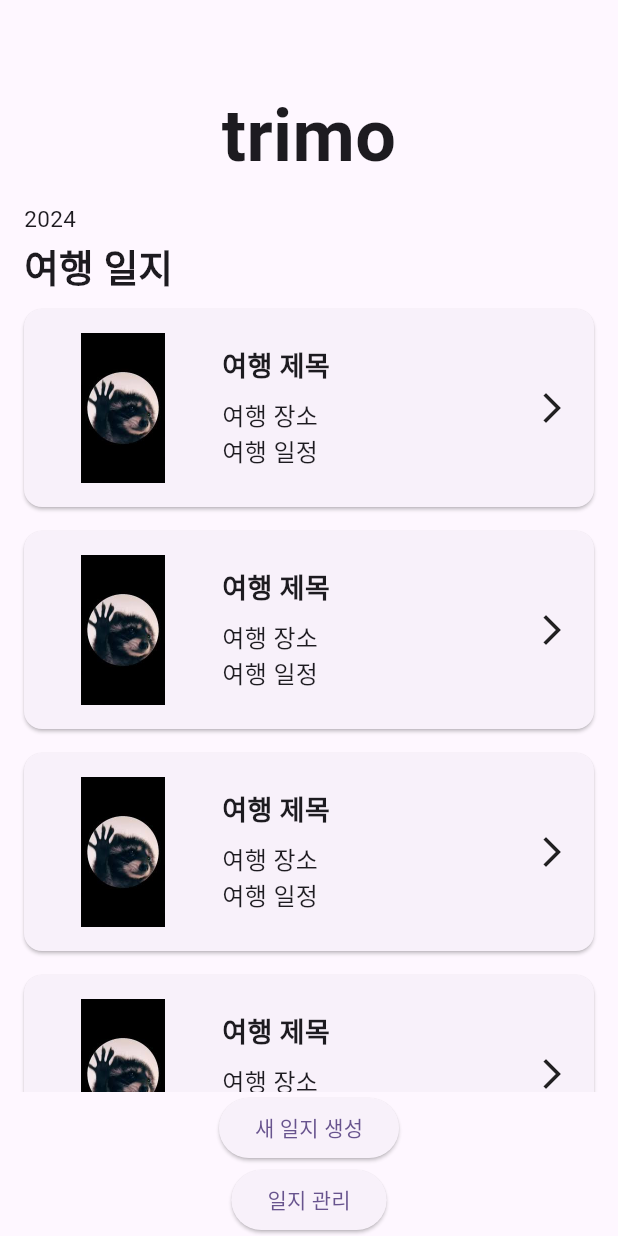
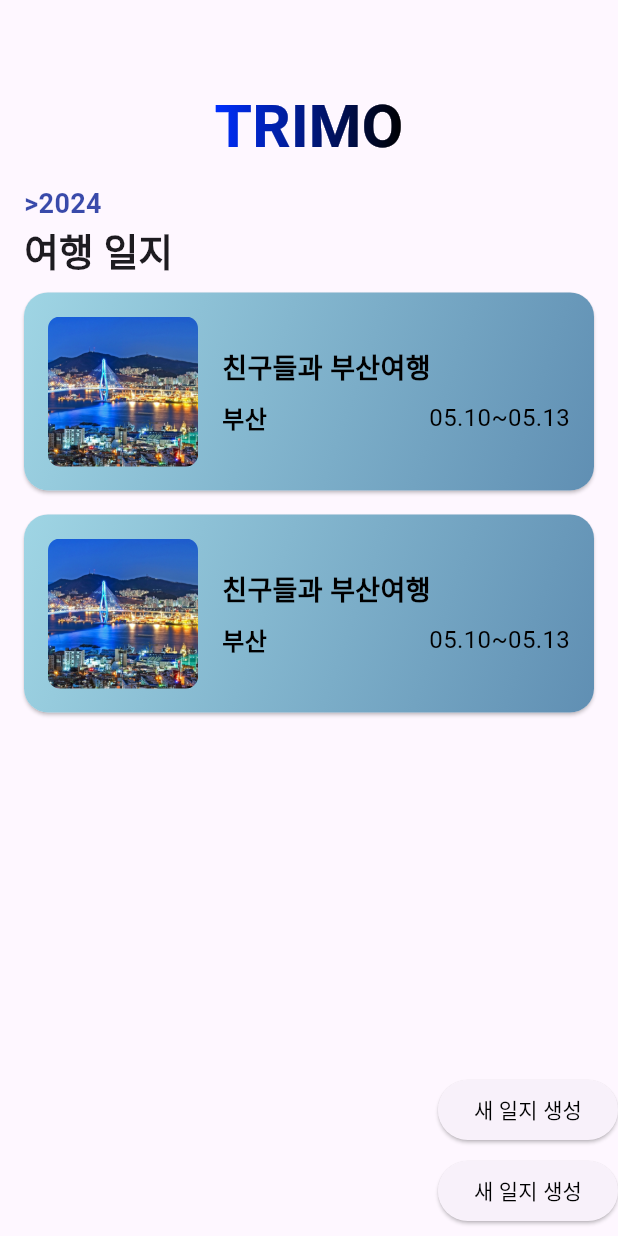
Before and after one commit to UI-UX-class/Trimo, a Flutter app: the screen it shows after launch, on a phone screen of 412 x 824 dp. Run offline on Flutter 3.47's test engine with Material 3 defaults, Android fonts, the phone set to English and light mode, and no system bars.

Commit message:
finished design TripList page

```diff
--- a/lib/ShowTrip.dart
+++ b/lib/ShowTrip.dart
@@ -10,6 +10,15 @@ class ShowTrip extends StatefulWidget {
 class _ShowTripState extends State<ShowTrip> {
   @override
   Widget build(BuildContext context) {
-    return const Placeholder();
+    return Scaffold(
+      appBar: AppBar(
+        title: Text("하이하이"),
+      ),
+      body: Column(
+        children: <Text>[
+          Text("게시물 보는데임")
+        ],
+      ),
+    );
   }
 }
--- a/lib/TripList.dart
+++ b/lib/TripList.dart
@@ -11,6 +11,7 @@ class TripList extends StatefulWidget {
 class _TripListState extends State<TripList> {
   @override
   Widget build(BuildContext context) {
+    var count = 2;
     return Scaffold(
       appBar: AppBar(
         title: const Text(' '),
@@ -20,12 +21,14 @@ class _TripListState extends State<TripList> {
           Center(
             child: Column(
               mainAxisAlignment: MainAxisAlignment.center,
-              children: const [
-                Text(
-                  'trimo',
-                  textAlign: TextAlign.center,
+              children: [
+                GradientText(
+                  'TRIMO',
+                  gradient: LinearGradient(
+                    colors: [Color(0xFF002FFF), Color(0xFF000000)],
+                  ),
                   style: TextStyle(
-                    fontSize: 48,
+                    fontSize: 40,
                     fontWeight: FontWeight.bold,
                   ),
                 ),
@@ -39,12 +42,13 @@ class _TripListState extends State<TripList> {
               crossAxisAlignment: CrossAxisAlignment.start,
               children: const [
                 Text(
-                  '2024',
+                  '>2024',
                   style: TextStyle(
-                    fontSize: 15,
+                    fontSize: 18,
+                    fontWeight: FontWeight.bold,
+                    color: Color.fromARGB(200, 3, 26, 147),
                   ),
                 ),
-                SizedBox(height: 4.0),
                 Text(
                   '여행 일지',
                   style: TextStyle(
@@ -57,57 +61,80 @@ class _TripListState extends State<TripList> {
           ),
           Expanded(
             child: ListView.builder(
-              itemCount: 10, // 항목 개수
+              itemCount: count, // 항목 개수
               itemBuilder: (context, position) {
                 return GestureDetector(
                   onTap: () {
                     Navigator.push(
                         context,
-                        MaterialPageRoute(builder: (context)=> ShowTrip())
+                        MaterialPageRoute(builder: (context) => ShowTrip())
                     );
                   },
                   child: Card(
                     margin: const EdgeInsets.symmetric(vertical: 8.0, horizontal: 16.0),
-                    child: Padding(
+                    shape: RoundedRectangleBorder(
+                      borderRadius: BorderRadius.circular(16.0),
+                    ),
+                    child: Container(
+                      decoration: BoxDecoration(
+                        borderRadius: BorderRadius.circular(16.0),
+                        gradient: LinearGradient(
+                          colors: [Color(0xFF9FD5E4), Color(0xFF608FB3)], // 파란색 그라데이션
+                          begin: Alignment.topLeft,
+                          end: Alignment.bottomRight,
+                        ),
+                      ),
                       padding: const EdgeInsets.all(16.0),
                       child: Row(
                         children: <Widget>[
-                          Image.asset(
-                            "images/testimg.jpeg",
+                          ClipRRect(
+                            borderRadius: BorderRadius.circular(8.0),
+                            child: Image.asset(
+                              "images/busanTest.jpeg",
                               height: 100,
                               width: 100,
-                            fit: BoxFit.contain,
+                              fit: BoxFit.cover,
+                            ),
                           ),
                           const SizedBox(width: 16.0),
                           Expanded(
                             child: Column(
-                              //왼쪽 정렬 시킴
                               crossAxisAlignment: CrossAxisAlignment.start,
                               children: const [
                                 Text(
-                                  "여행 제목",
+                                  "친구들과 부산여행",
                                   style: TextStyle(
                                     fontSize: 18,
                                     fontWeight: FontWeight.bold,
+                                    color: Colors.black,
                                   ),
                                 ),
                                 SizedBox(height: 8.0),
+                                Row(
+                                  mainAxisAlignment: MainAxisAlignment.spaceBetween,
+                                  children: <Widget>[
                                     Text(
-                                  "여행 장소",
+                                      "부산",
                                       style: TextStyle(
                                         fontSize: 16,
+                                        fontWeight: FontWeight.bold,
+                                        color: Colors.black,
                                       ),
+                                      textAlign: TextAlign.center,
                                     ),
                                     Text(
-                                  "여행 일정",
+                                      "05.10~05.13",
                                       style: TextStyle(
                                         fontSize: 16,
+                                        color: Colors.black,
                                       ),
+                                      textAlign: TextAlign.center,
+                                    ),
+                                  ],
                                 ),
                               ],
                             ),
                           ),
-                          const Icon(Icons.arrow_forward_ios),
                         ],
                       ),
                     ),
@@ -116,17 +143,72 @@ class _TripListState extends State<TripList> {
               },
             ),
           ),
-          ElevatedButton(onPressed: (){
-
+          Column(
+            crossAxisAlignment: CrossAxisAlignment.end,
+            children: <Widget>[
+              Align(
+                alignment: Alignment.centerRight,
+                child: ElevatedButton(
+                  onPressed: () {
+                    // 기능
                   },
-              child: Text("새 일지 생성"),
+                  child: Text(
+                      "새 일지 생성",
+                      style: TextStyle(
+                        color: Colors.black
                       ),
-          ElevatedButton(onPressed: (){
-
+                  ),
+                ),
+              ),
+              SizedBox(
+                width: 150,
+                height: 60,
+                child: Align(
+                  alignment: Alignment.centerRight,
+                  child: ElevatedButton(
+                    onPressed: () {
+                      // 기능
                     },
-              child: Text("일지 관리"))
+                    child: Text(
+                        "새 일지 생성",
+                      style: TextStyle(
+                        color: Colors.black
+                      ),
+                    ),
+                  ),
+                ),
+              )
+            ],
+          )
         ],
       ),
     );
   }
 }
+
+class GradientText extends StatelessWidget {
+  GradientText(
+      this.text, {
+        required this.gradient,
+        this.style,
+      });
+
+  final String text;
+  final TextStyle? style;
+  final Gradient gradient;
+
+  @override
+  Widget build(BuildContext context) {
+    return ShaderMask(
+      shaderCallback: (bounds) {
+        return gradient.createShader(
+          Rect.fromLTWH(0, 0, bounds.width, bounds.height),
+        );
+      },
+      child: Text(
+        text,
+        style: style?.copyWith(color: Colors.white) ?? TextStyle(color: Colors.white),
+      ),
+    );
+  }
+}
--- a/pubspec.yaml
+++ b/pubspec.yaml
@@ -61,6 +61,7 @@ flutter:
   # To add assets to your application, add an assets section, like this:
   assets:
     - images/testimg.jpeg
+    - images/busanTest.jpeg
 
   # An image asset can refer to one or more resolution-specific "variants", see
   # https://flutter.dev/assets-and-images/#resolution-aware
```
Also changed, not shown: images/busanTest.jpeg (added). Lines whose indentation alone changed are shown as unchanged.
